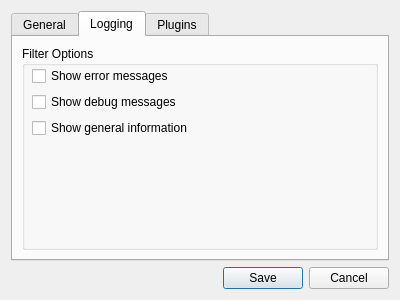
First picture: the form in src/lib/luma/base/gui/SettingsDialogDesign.ui, repository einaru/luma, before the edit.
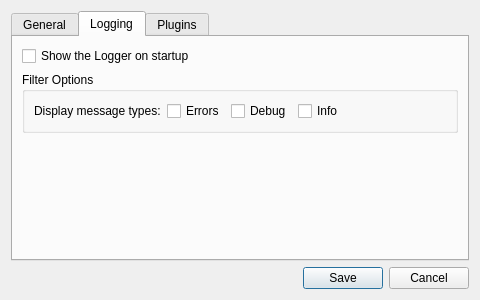
Second picture: the form after the edit. The open tabs and pages were chosen to show the change.

Commit message: Cleaned up the SettingsDialogDesign layout (added spacers to push things in place). Fixed a font bug/error in ServerDialogDesign

Diff of the .ui file:
```diff
--- a/src/lib/luma/base/gui/SettingsDialogDesign.ui
+++ b/src/lib/luma/base/gui/SettingsDialogDesign.ui
@@ -6,7 +6,7 @@
    <rect>
     <x>0</x>
     <y>0</y>
-    <width>400</width>
+    <width>480</width>
     <height>300</height>
    </rect>
   </property>
@@ -113,46 +113,86 @@
       <attribute name="title">
        <string>Logging</string>
       </attribute>
-      <layout class="QVBoxLayout" name="verticalLayout_2">
+      <layout class="QVBoxLayout" name="verticalLayout">
+       <item>
+        <layout class="QHBoxLayout" name="horizontalLayout_3">
+         <item>
+          <widget class="QCheckBox" name="showloggerOnStart">
+           <property name="text">
+            <string>Show the Logger on startup</string>
+           </property>
+          </widget>
+         </item>
+        </layout>
+       </item>
        <item>
         <widget class="QGroupBox" name="logFilterGroup">
          <property name="title">
           <string>Filter Options</string>
          </property>
-         <widget class="QWidget" name="gridLayoutWidget_2">
-          <property name="geometry">
-           <rect>
-            <x>10</x>
-            <y>20</y>
-            <width>341</width>
-            <height>74</height>
-           </rect>
-          </property>
-          <layout class="QVBoxLayout" name="verticalLayout">
+         <layout class="QVBoxLayout" name="verticalLayout_2">
+          <item>
+           <layout class="QHBoxLayout" name="horizontalLayout_4">
+            <item>
+             <widget class="QLabel" name="label_2">
+              <property name="text">
+               <string>Display message types:</string>
+              </property>
+             </widget>
+            </item>
            <item>
             <widget class="QCheckBox" name="showErrors">
              <property name="text">
-              <string>Show error messages</string>
+               <string>Errors</string>
              </property>
             </widget>
            </item>
            <item>
             <widget class="QCheckBox" name="showDebug">
              <property name="text">
-              <string>Show debug messages</string>
+               <string>Debug</string>
              </property>
             </widget>
            </item>
            <item>
             <widget class="QCheckBox" name="showInfo">
              <property name="text">
-              <string>Show general information</string>
+               <string>Info</string>
              </property>
             </widget>
            </item>
-          </layout>
-         </widget>
-        </widget>
+            <item>
+             <spacer name="horizontalSpacer_2">
+              <property name="orientation">
+               <enum>Qt::Horizontal</enum>
+              </property>
+              <property name="sizeHint" stdset="0">
+               <size>
+                <width>40</width>
+                <height>20</height>
+               </size>
+              </property>
+             </spacer>
+            </item>
+           </layout>
+          </item>
+         </layout>
+         <zorder>horizontalLayoutWidget_3</zorder>
+         <zorder>showDebug</zorder>
+        </widget>
+       </item>
+       <item>
+        <spacer name="verticalSpacer">
+         <property name="orientation">
+          <enum>Qt::Vertical</enum>
+         </property>
+         <property name="sizeHint" stdset="0">
+          <size>
+           <width>20</width>
+           <height>40</height>
+          </size>
+         </property>
+        </spacer>
        </item>
       </layout>
      </widget>
```
Left out of the diff: 41 changed lines with no effect on the pictures. Lines whose indentation alone changed are shown as unchanged. The commit also changes 4 other files.
